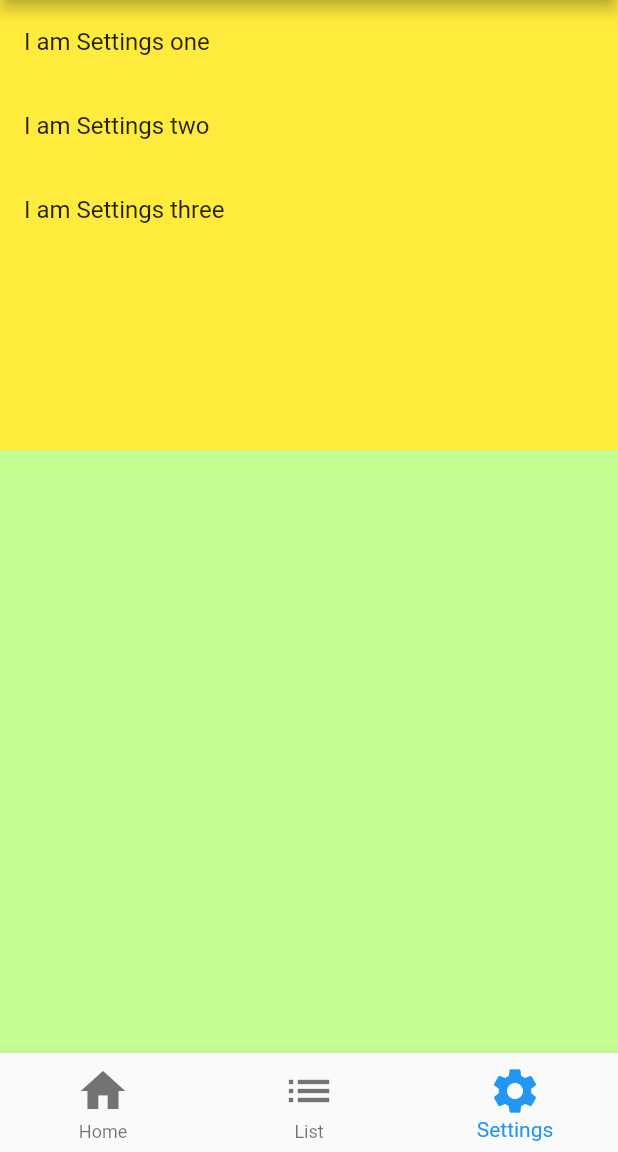
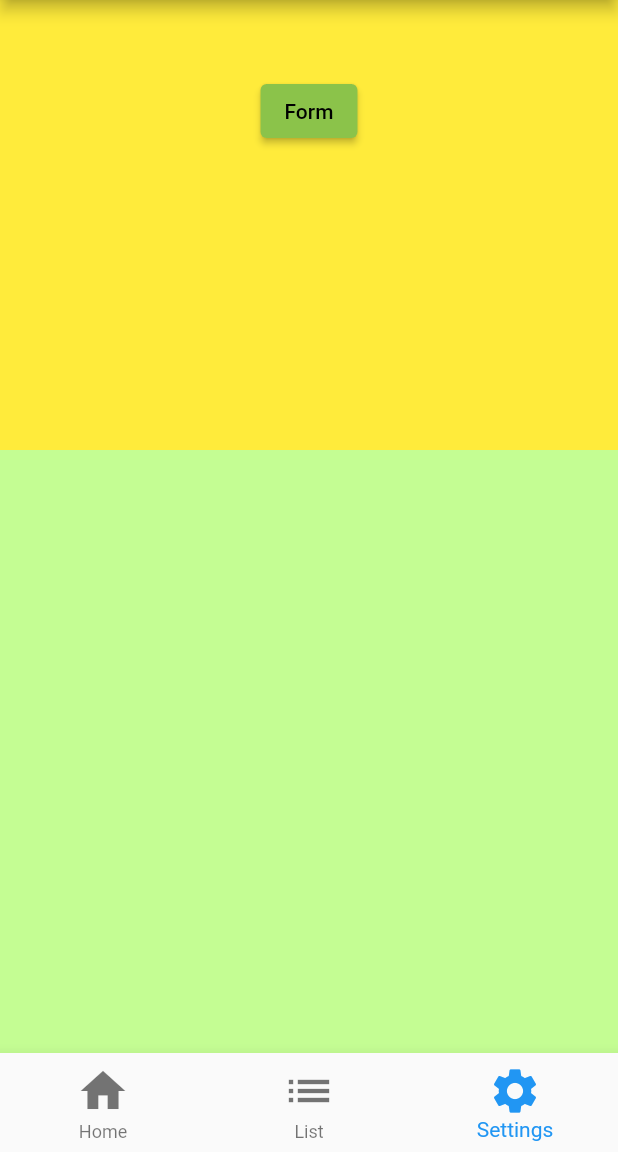
Before and after one commit to zhouqingwu/flutter_learn, a Flutter app: the screen it shows after launch, item 3 of the bottom bar chosen, on a phone screen of 412 x 824 dp, the part 84-1236 px from its top. Run offline on Flutter 3.47's test engine with Material 2 defaults, Android fonts, the phone set to English and light mode, and no system bars; generated files the repository leaves out were written again.

```diff
--- a/lib/src/pages/tabs/settings.dart
+++ b/lib/src/pages/tabs/settings.dart
@@ -1,4 +1,5 @@
 import 'package:flutter/material.dart';
+import '../form.dart';
 
 class SettingsPage extends StatefulWidget {
   const SettingsPage({Key? key}) : super(key: key);
@@ -12,12 +13,22 @@ class _SettingsPageState extends State<SettingsPage> {
   Widget build(BuildContext context) {
     return Container(
       height: 300,
+      width: 600,
+      padding: const EdgeInsets.all(50),
       color: Colors.yellow,
-      child: ListView(
-        children: const [
-          ListTile(title: Text('I am Settings one')),
-          ListTile(title: Text('I am Settings two')),
-          ListTile(title: Text('I am Settings three')),
+      child: Column(
+        children: [
+          ElevatedButton(
+            onPressed: () {
+              Navigator.push(
+                context,
+                MaterialPageRoute(
+                  builder: (context) => const FormPage(),
+                ),
+              );
+            },
+            child: const Text('Form'),
+          )
         ],
       ),
     );
```
Also changed, not shown: lib/src/pages/form.dart (added, +21 -0 lines).
